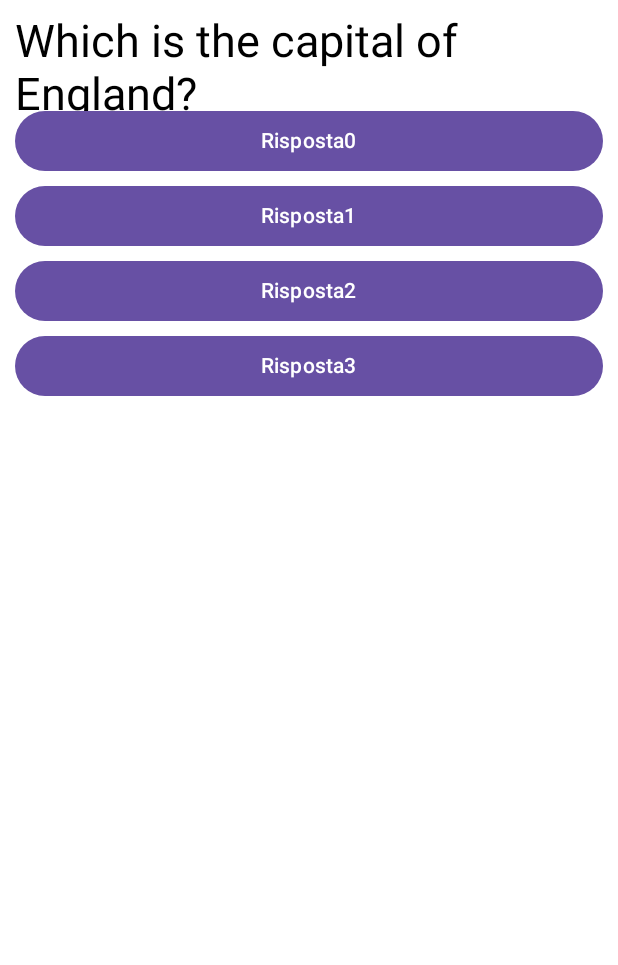
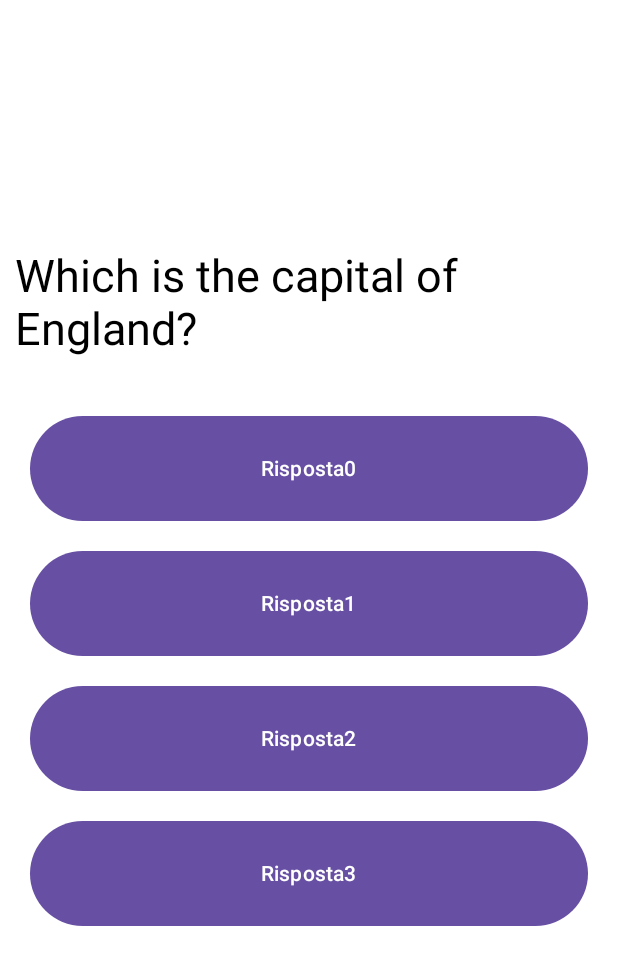
Before and after one commit to GiuliaPeretti/QuizApp, an Android app built with Jetpack Compose: the @Preview function HomeScreen, on a phone screen of 412 x 824 dp. Shown: the top 965 px of the screen. Run offline under Robolectric (Android 15) with nearby library versions, the phone set to English and light mode, and no system bars.

Commit message:
working on question

```diff
--- a/app/src/main/java/com/example/quizapp/HomeScreen.kt
+++ b/app/src/main/java/com/example/quizapp/HomeScreen.kt
@@ -1,10 +1,15 @@
 package com.example.quizapp
 
+import androidx.compose.foundation.layout.Arrangement
 import androidx.compose.foundation.layout.Box
 import androidx.compose.foundation.layout.Column
+import androidx.compose.foundation.layout.ExperimentalLayoutApi
+import androidx.compose.foundation.layout.FlowColumn
+import androidx.compose.foundation.layout.Row
 import androidx.compose.foundation.layout.fillMaxHeight
 import androidx.compose.foundation.layout.fillMaxSize
 import androidx.compose.foundation.layout.fillMaxWidth
+import androidx.compose.foundation.layout.height
 import androidx.compose.foundation.layout.padding
 import androidx.compose.material3.Button
 import androidx.compose.material3.Text
@@ -14,34 +19,40 @@ import androidx.compose.ui.tooling.preview.Preview
 import androidx.compose.ui.unit.dp
 import androidx.compose.ui.unit.sp
 
+@OptIn(ExperimentalLayoutApi::class)
 @Preview(showBackground = true)
 
     @Composable
     fun HomeScreen(){
         Column (modifier = Modifier
-            .fillMaxSize()
-            .padding(10.dp)
+            .padding(horizontal = 10.dp)
+            .fillMaxSize(),
+
+            verticalArrangement = Arrangement.Center
             //.background(Android_calculatorTheme().background)
             //.align(Alignment.Center)
         ){
-            Text(text = "Which is the capital of England?",
+            Row() {
+                Text(
+                    text = "Which is the capital of England?",
                     fontSize = 30.sp
                 )
             }
-        Box(modifier = Modifier
-            .fillMaxHeight()
+            Column(modifier = Modifier
+                .padding(vertical = 30.dp)
+                .fillMaxWidth(),
             ) {
-            var p = 20
                 for (i in 0 until 4) {
-                p += 50
                     Button(
                         modifier = Modifier
-                        .fillMaxWidth()
-                        .padding(horizontal = 10.dp, vertical = p.dp),
-
+                            .padding(10.dp)
+                            .height(70.dp)
+                            .fillMaxWidth(),
                         onClick = {/* TODO */ }) {
                         Text(text = "Risposta$i")
                     }
                 }
             }
         }
+
+    }
--- a/app/src/main/java/com/example/quizapp/MainActivity.kt
+++ b/app/src/main/java/com/example/quizapp/MainActivity.kt
@@ -18,11 +18,7 @@ class MainActivity : ComponentActivity() {
         super.onCreate(savedInstanceState)
         enableEdgeToEdge()
         setContent {
-            QuizAppTheme {
-                Scaffold(modifier = Modifier.fillMaxSize()) { innerPadding ->
-
-                }
-            }
+            HomeScreen()
         }
     }
 }
```
Also changed, not shown: app/src/main/java/com/example/quizapp/ui/theme/Color.kt (+27 -0 lines), app/src/main/java/com/example/quizapp/ui/theme/Theme.kt (+19 -6 lines). Lines whose indentation alone changed are shown as unchanged.
